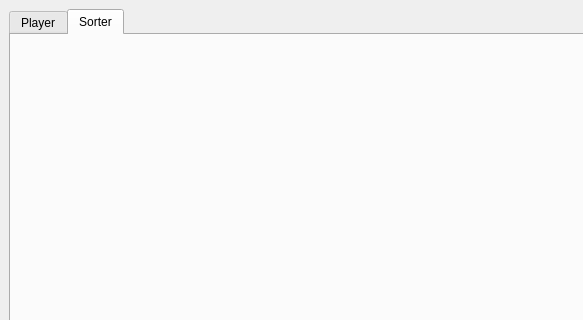
Old version of the form ScrutchPlayer/ui/MainWindow.ui in the repository TheRealNox/Music-Sorting-Tools; both pictures show x 0 to 583 and y 0 to 320 of the 800 by 600 pixel window.
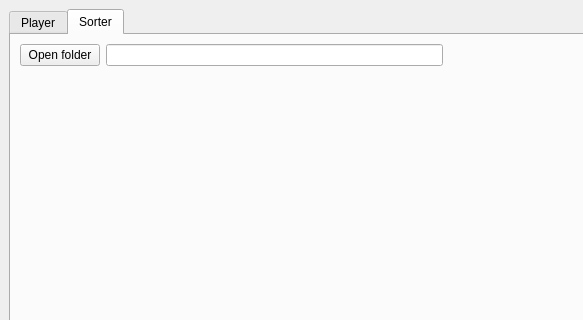
New version of the form. The open tabs and pages were chosen to show the change.

```diff
--- a/ScrutchPlayer/ui/MainWindow.ui
+++ b/ScrutchPlayer/ui/MainWindow.ui
@@ -19,8 +19,8 @@
 }</string>
   </property>
   <widget class="QWidget" name="_centralWidget">
-   <layout class="QHBoxLayout" name="horizontalLayout">
-    <item>
+   <layout class="QGridLayout" name="gridLayout">
+    <item row="0" column="0">
      <widget class="QTabWidget" name="_tabWidget">
       <property name="currentIndex">
        <number>0</number>
@@ -42,6 +42,48 @@
        <attribute name="title">
         <string>Sorter</string>
        </attribute>
+       <layout class="QGridLayout" name="gridLayout_3">
+        <item row="0" column="0">
+         <widget class="QPushButton" name="_openFolderButton">
+          <property name="text">
+           <string>Open folder</string>
+          </property>
+         </widget>
+        </item>
+        <item row="0" column="1">
+         <widget class="QLineEdit" name="_pathLineEdit">
+          <property name="readOnly">
+           <bool>true</bool>
+          </property>
+         </widget>
+        </item>
+        <item row="1" column="0">
+         <spacer name="verticalSpacer">
+          <property name="orientation">
+           <enum>Qt::Vertical</enum>
+          </property>
+          <property name="sizeHint" stdset="0">
+           <size>
+            <width>20</width>
+            <height>40</height>
+           </size>
+          </property>
+         </spacer>
+        </item>
+        <item row="0" column="2">
+         <spacer name="horizontalSpacer">
+          <property name="orientation">
+           <enum>Qt::Horizontal</enum>
+          </property>
+          <property name="sizeHint" stdset="0">
+           <size>
+            <width>40</width>
+            <height>20</height>
+           </size>
+          </property>
+         </spacer>
+        </item>
+       </layout>
       </widget>
      </widget>
     </item>
```
Left out of the diff: 20 changed lines with no effect on the pictures.
